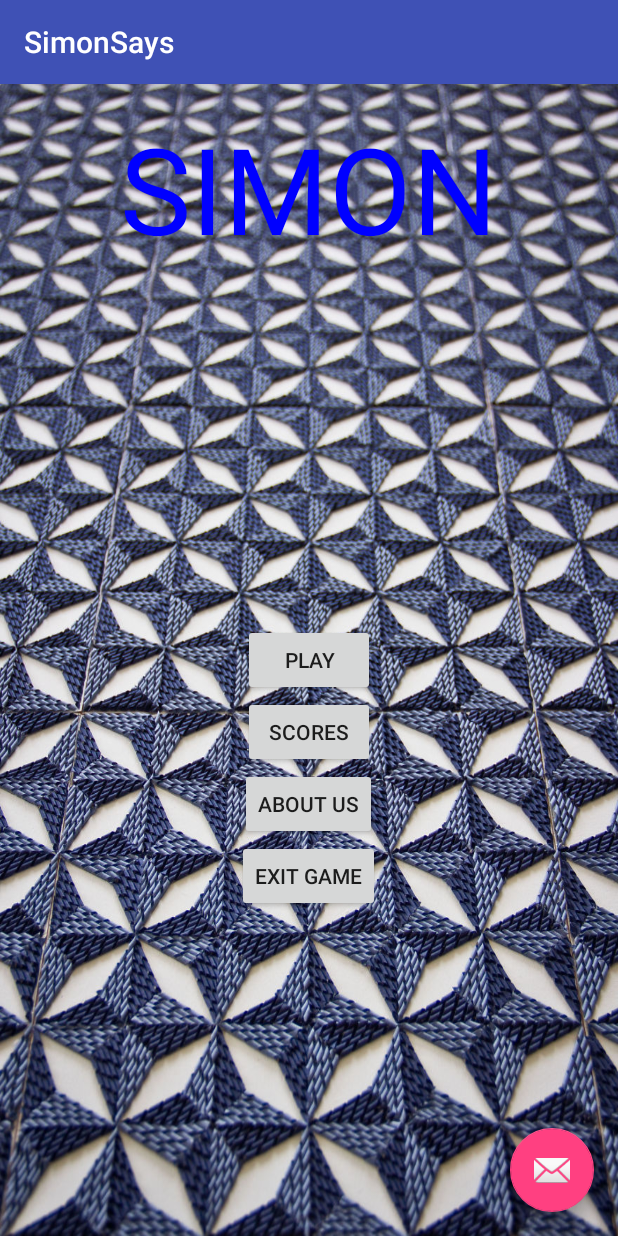
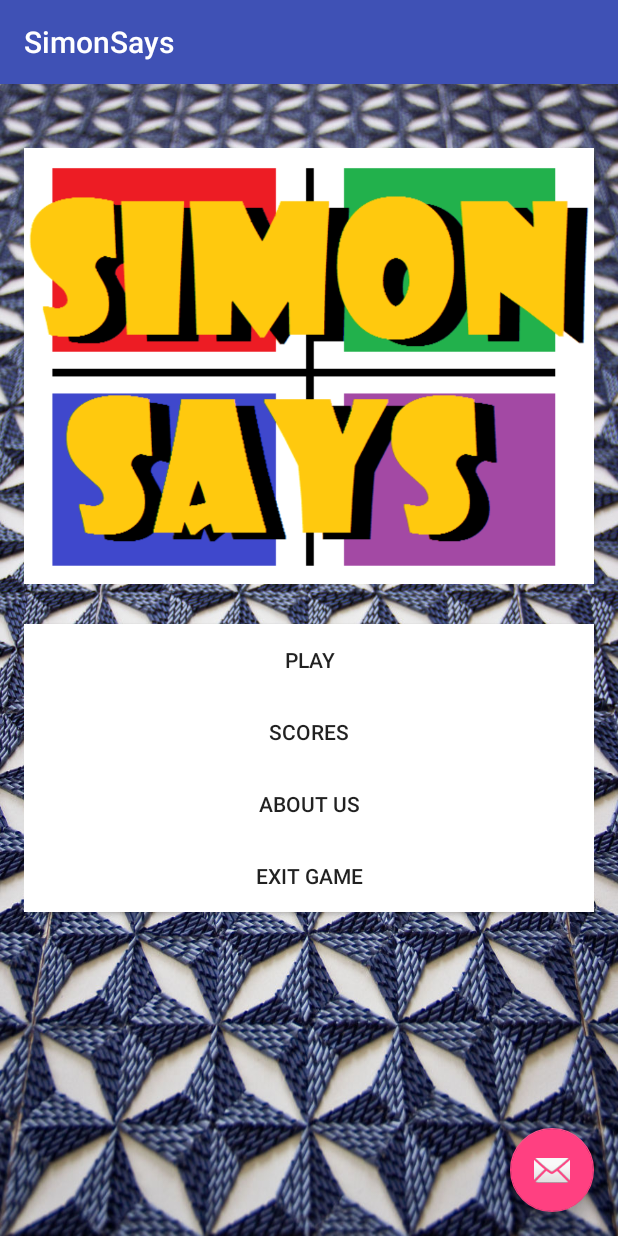
Before and after one commit to Naxess/SimonSays, an Android app: the screen it shows after launch (HomePage), on a phone screen of 412 x 824 dp. Run offline under Robolectric (Android 15) with nearby library versions, the phone set to English and light mode, and no system bars.

Commit message:
4/10/2016

```diff
--- a/app/src/main/res/layout/content_home_page.xml
+++ b/app/src/main/res/layout/content_home_page.xml
@@ -13,51 +13,46 @@
     tools:context="com.com220.sli.simonsays.HomePage"
     tools:showIn="@layout/activity_home_page">
 
+    <ImageView
+        android:layout_width="match_parent"
+        android:layout_height="wrap_content"
+        android:src="@drawable/titleimage"
+        android:layout_above="@+id/MainActivity" />
+
     <Button
-        android:layout_width="wrap_content"
+        android:layout_width="match_parent"
         android:layout_height="wrap_content"
         android:text="Play"
+        android:background="#ffffff"
         android:id="@+id/MainActivity"
         android:layout_centerVertical="true"
         android:layout_alignLeft="@+id/ScorePage"
         android:layout_alignStart="@+id/ScorePage" />
 
     <Button
-        android:layout_width="wrap_content"
+        android:layout_width="match_parent"
         android:layout_height="wrap_content"
         android:text="Scores"
+        android:background="#ffffff"
         android:id="@+id/ScorePage"
         android:layout_below="@+id/MainActivity"
         android:layout_centerHorizontal="true" />
 
     <Button
-        android:layout_width="wrap_content"
+        android:layout_width="match_parent"
         android:layout_height="wrap_content"
         android:text="About Us"
+        android:background="#ffffff"
         android:id="@+id/AboutPage"
         android:layout_below="@+id/ScorePage"
-        android:layout_centerHorizontal="true" />
-
-    <TextView
-        android:layout_width="wrap_content"
-        android:layout_height="wrap_content"
-        android:textAppearance="?android:attr/textAppearanceLarge"
-        android:text="SIMON"
-        android:textColor="#0000ff"
-        android:textAlignment="center"
-        android:textSize="80dp"
-        android:id="@+id/title"
-        android:layout_alignParentTop="true"
-        android:layout_alignParentLeft="true"
-        android:layout_alignParentStart="true"
-        android:layout_alignParentRight="true"
-        android:layout_alignParentEnd="true"
-        android:layout_above="@+id/MainActivity" />
+        android:layout_alignLeft="@+id/ScorePage"
+        android:layout_alignStart="@+id/ScorePage" />
 
     <Button
-        android:layout_width="wrap_content"
+        android:layout_width="match_parent"
         android:layout_height="wrap_content"
         android:text="Exit Game"
+        android:background="#ffffff"
         android:id="@+id/homeClose"
         android:layout_below="@+id/AboutPage"
         android:layout_centerHorizontal="true" />
```
Also changed, not shown: app/src/main/res/drawable/titleimage.png (added).
